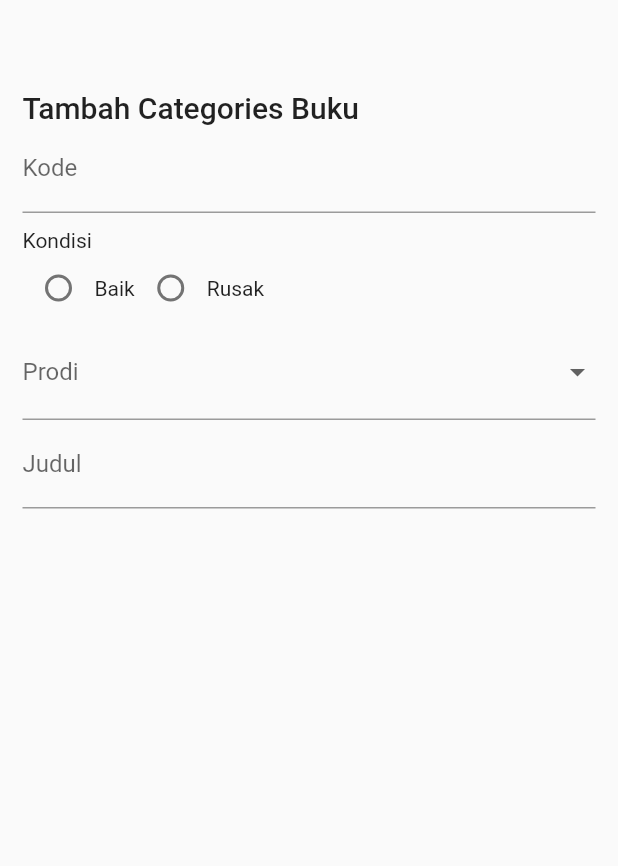
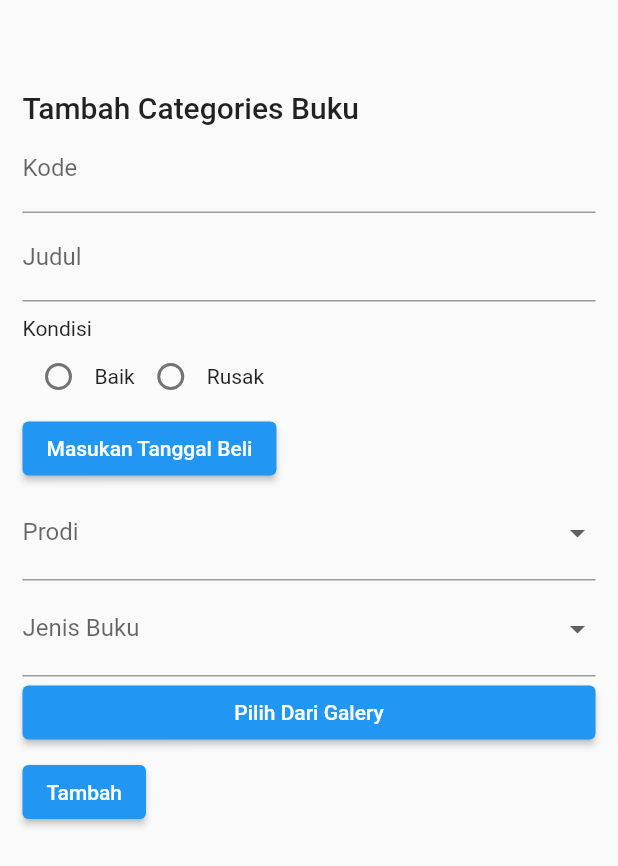
Before and after one commit to AmarPalevi02/flutter-learning, a Flutter app: the screen it shows after launch, on a phone screen of 412 x 824 dp. Shown: the top 866 px of the screen. Run offline on Flutter 3.47's test engine with Material 2 defaults, Android fonts, the phone set to English and light mode, and no system bars; our stand-ins replace dio, image_picker.

Commit message:
update form input

```diff
--- a/lib/FormInput.dart
+++ b/lib/FormInput.dart
@@ -1,4 +1,7 @@
+import 'dart:io';
 import 'package:flutter/material.dart';
+import 'package:image_picker/image_picker.dart';
+import 'package:uas/api/getData.dart';
 
 class FormInput extends StatefulWidget {
   const FormInput({super.key});
@@ -8,14 +11,31 @@ class FormInput extends StatefulWidget {
 }
 
 class _FormInputState extends State<FormInput> {
-  String? _value;
+  String? _goodOrBad;
+  String? _kode = '';
+  String? _judul = '';
   String? _prodi;
+  DateTime? _tglBeli;
+  String? _jenis;
+  File? _selectedImage;
+
+  Future _pickImageFromGallerry() async {
+    final returnImage =
+        await ImagePicker().pickImage(source: ImageSource.gallery);
+    setState(() {
+      _selectedImage = File(returnImage!.path);
+    });
+  }
+
+  TextEditingController kodeBukuController = TextEditingController();
+  TextEditingController JudulBukuController = TextEditingController();
 
   @override
   Widget build(BuildContext context) {
     return MaterialApp(
       home: Scaffold(
-        body: Padding(
+        body: SingleChildScrollView(
+          child: Padding(
             padding: const EdgeInsets.only(top: 60, left: 15, right: 15),
             child: Column(
               crossAxisAlignment: CrossAxisAlignment.start,
@@ -28,8 +48,18 @@ class _FormInputState extends State<FormInput> {
                   ),
                 ),
                 TextField(
+                  controller: kodeBukuController,
                   decoration: InputDecoration(
-                    labelText: 'Kode', hintText: 'Masukan Kode Buku'),
+                    labelText: 'Kode',
+                    hintText: 'Masukan Kode Buku',
+                  ),
+                ),
+                TextField(
+                  controller: JudulBukuController,
+                  decoration: InputDecoration(
+                    labelText: 'Judul',
+                    hintText: 'Masukan Judul Buku',
+                  ),
                 ),
                 Padding(
                   padding: const EdgeInsets.only(top: 10),
@@ -41,26 +71,41 @@ class _FormInputState extends State<FormInput> {
                   children: <Widget>[
                     Radio(
                         value: 'Baik',
-                      groupValue: _value,
+                        groupValue: _goodOrBad,
                         onChanged: (value) {
                           setState(() {
-                          _value = value!;
-                          print(_value);
+                            _goodOrBad = value!;
+                            print(_goodOrBad);
                           });
                         }),
                     Text('Baik'),
                     Radio(
                         value: 'Rusak',
-                      groupValue: _value,
+                        groupValue: _goodOrBad,
                         onChanged: (value) {
                           setState(() {
-                          _value = value!;
-                          print(_value);
+                            _goodOrBad = value!;
+                            print(_goodOrBad);
                           });
                         }),
                     Text('Rusak'),
                   ],
                 ),
+                ElevatedButton(
+                    onPressed: () {
+                      showDatePicker(
+                              context: context,
+                              initialDate: _tglBeli ?? DateTime.now(),
+                              firstDate: DateTime(1900),
+                              lastDate: DateTime.now())
+                          .then((date) {
+                        setState(() {
+                          _tglBeli = date!;
+                          print(_tglBeli);
+                        });
+                      });
+                    },
+                    child: Text('Masukan Tanggal Beli')),
                 DropdownButtonFormField<String>(
                   value: _prodi,
                   onChanged: (value) {
@@ -79,11 +124,61 @@ class _FormInputState extends State<FormInput> {
                   }).toList(),
                   decoration: InputDecoration(labelText: 'Prodi'),
                 ),
-              TextField(
-                decoration: InputDecoration(
-                    labelText: 'Judul', hintText: 'Masukan Judul Buku'),
+                DropdownButtonFormField<String>(
+                  value: _jenis,
+                  onChanged: (value) {
+                    setState(() {
+                      _jenis = value!;
+                      print(_jenis);
+                    });
+                  },
+                  items: <String>[
+                    'Fiksi',
+                    'Non-Fiksi',
+                    'Ensiklopedia',
+                    'Referensi',
+                    'Pengembangan'
+                  ].map<DropdownMenuItem<String>>((String value) {
+                    return DropdownMenuItem(value: value, child: Text(value));
+                  }).toList(),
+                  decoration: InputDecoration(labelText: 'Jenis Buku'),
                 ),
+                ElevatedButton(
+                  onPressed: () {
+                    _pickImageFromGallerry();
+                  },
+                  style: ElevatedButton.styleFrom(
+                    backgroundColor: Colors.blue,
+                  ),
+                  child: Center(
+                    child: Text(
+                      'Pilih Dari Galery',
+                      style: TextStyle(
+                        color: Colors.white,
+                      ),
+                    ),
+                  ),
+                ),
+                const SizedBox(
+                  height: 5,
+                ),
+                // _selectedImage != null
+                //     ? Image.file(_selectedImage!)
+                //     : Text('Pilih image'),
+                ElevatedButton(
+                    onPressed: () {
+                      fetchDatas().addBook(
+                          goodOrBad: _goodOrBad,
+                          kode: kodeBukuController.text,
+                          judul: JudulBukuController.text,
+                          prodi: _prodi,
+                          tglBeli: _tglBeli.toString(),
+                          jenis: _jenis,
+                          selectedImage: _selectedImage);
+                    },
+                    child: Text('Tambah'))
               ],
+            ),
           ),
         ),
       ),
--- a/pubspec.yaml
+++ b/pubspec.yaml
@@ -39,6 +39,7 @@ dependencies:
   dio: ^5.4.0
   cached_network_image: ^3.3.0
   intl: ^0.19.0
+  image_picker: ^1.0.5
 
 dev_dependencies:
   flutter_test:
```
Also changed, not shown: lib/api/getData.dart (+30 -2 lines), pubspec.lock, 5 other files. Lines whose indentation alone changed are shown as unchanged.
